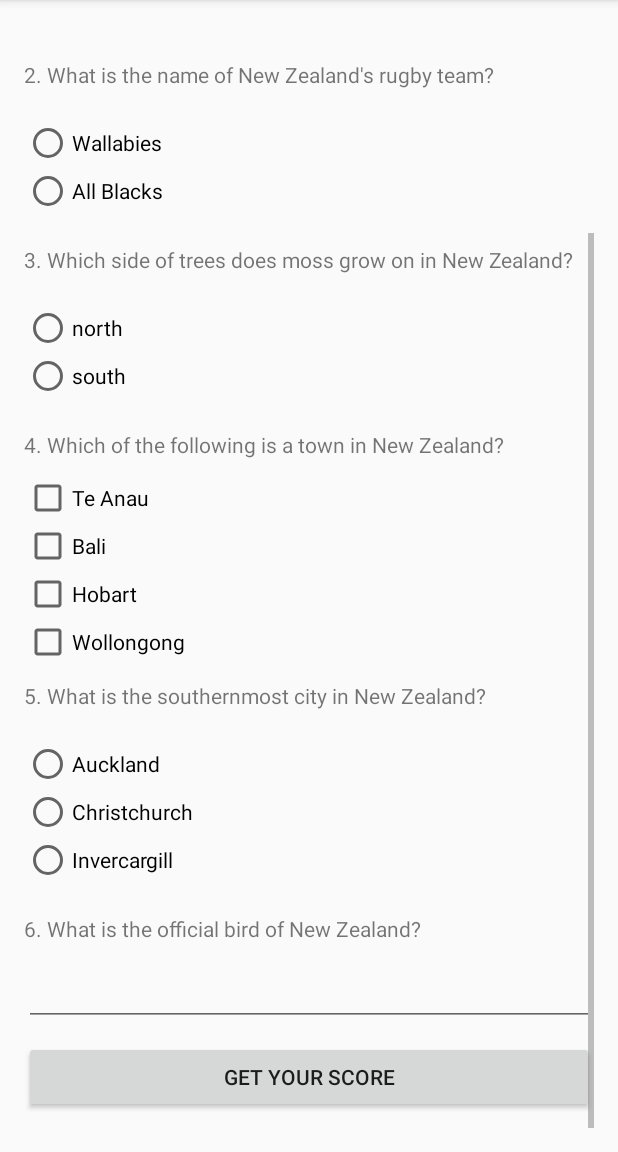
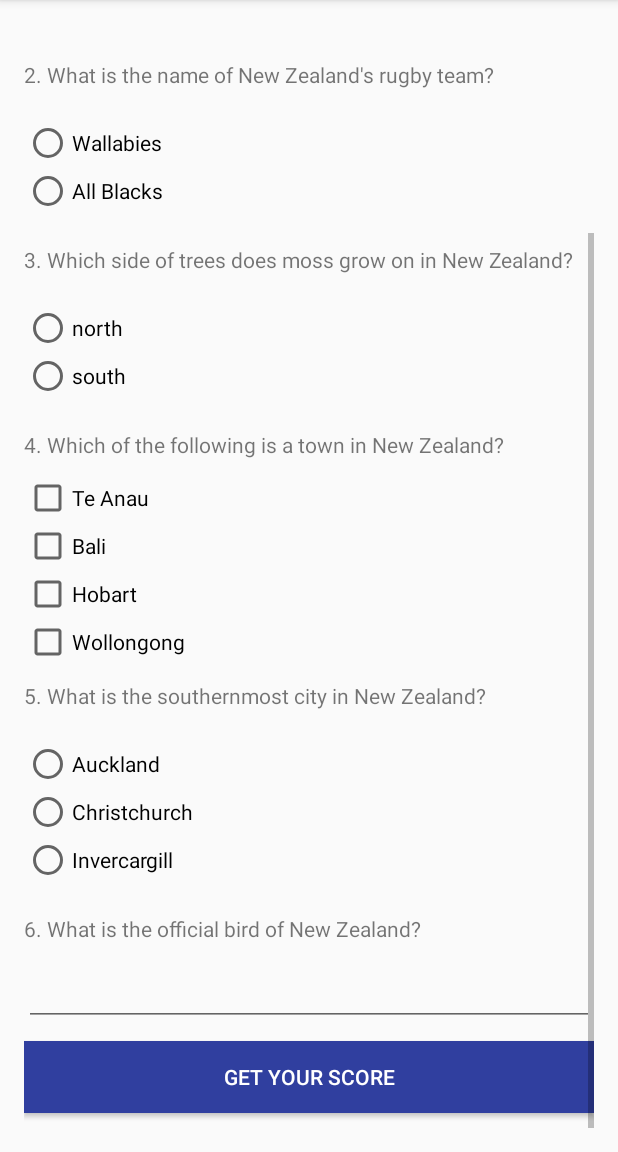
Before and after one commit to MelanieJae/Udacity-ABND-QuizApp, an Android app: the screen it shows after launch (MainActivity), scrolled down 195 dp, on a phone screen of 412 x 824 dp, the part 84-1236 px from its top. Run offline under Robolectric (Android 15) with nearby library versions, the phone set to English and light mode, and no system bars; our stand-ins replace ButterKnife.

```diff
--- a/app/src/main/java/com/example/melanieh/quizapp/MainActivity.java
+++ b/app/src/main/java/com/example/melanieh/quizapp/MainActivity.java
@@ -1,63 +1,87 @@
 package com.example.melanieh.quizapp;
 
+import android.content.Context;
 import android.os.Bundle;
 import android.support.v7.app.AppCompatActivity;
 import android.view.View;
+import android.view.inputmethod.InputMethodManager;
+import android.widget.Button;
 import android.widget.CheckBox;
+import android.widget.CompoundButton;
 import android.widget.EditText;
+import android.widget.RadioButton;
+import android.widget.RadioGroup;
+import android.widget.TextView;
 import android.widget.Toast;
+import android.widget.ToggleButton;
 
-public class MainActivity extends AppCompatActivity {
+import butterknife.BindView;
+import butterknife.ButterKnife;
+
+public class MainActivity extends AppCompatActivity{
 
     int score = 0;
     int answerQ1Id;
     int answerQ2Id;
     int answerQ3Id;
     int answerQ5Id;
+    @BindView(R.id.quizheading) TextView quizHeadingView;
+    @BindView(R.id.q1text) TextView q1TextView;
+    @BindView(R.id.q1radiobtns) RadioGroup q1BtnsRadioGroupView;
+    @BindView(R.id.q1ans1) RadioButton q1a1BtnView;
+    @BindView(R.id.q1ans2) RadioButton q1a2BtnView;
+    @BindView(R.id.q2text) TextView q2TextView;
+    @BindView(R.id.q2radiobtns) RadioGroup q2BtnsRadioGroupView;
+    @BindView(R.id.q2ans1) RadioButton q2a1BtnView;
+    @BindView(R.id.q2ans2) RadioButton q2a2BtnView;
+    @BindView(R.id.q3text) TextView q3TextView;
+    @BindView(R.id.q3radiobtns) RadioGroup q3BtnsRadioGroupView;
+    @BindView(R.id.q3ans1) RadioButton q3a1BtnView;
+    @BindView(R.id.q3ans2) RadioButton q3a2BtnView;
+    @BindView(R.id.q4text) TextView q4TextView;
+    @BindView(R.id.q4ans1) CheckBox box1;
+    @BindView(R.id.q4ans2) CheckBox box2;
+    @BindView(R.id.q4ans3) CheckBox box3;
+    @BindView(R.id.q4ans4) CheckBox box4;
+    @BindView(R.id.q5text) TextView q5TextView;
+    @BindView(R.id.q5radiobtns) RadioGroup q5BtnsRadioGroupView;
+    @BindView(R.id.q5ans1) RadioButton q5a1BtnView;
+    @BindView(R.id.q5ans2) RadioButton q5a2BtnView;
+    @BindView(R.id.q5ans3) RadioButton q5a3BtnView;
+    @BindView(R.id.q6ans) EditText q6AnsEditText;
+    @BindView(R.id.toggle_btn) Button scoreButton;
 
     @Override
     protected void onCreate(Bundle savedInstanceState) {
         super.onCreate(savedInstanceState);
-        setContentView(R.layout.activity_main);}
+        setContentView(R.layout.activity_main);
+        ButterKnife.bind(this);
+    }
 
-
-        public void recordChoiceQ1 (View view) {
-
+    public void recordChoiceQ1 (View view) {
             answerQ1Id = view.getId();
         }
 
-        public void recordChoiceQ2 (View view) {
-
+    public void recordChoiceQ2 (View view) {
             answerQ2Id = view.getId();
         }
-        public void recordChoiceQ3 (View view) {
-
+    public void recordChoiceQ3 (View view) {
             answerQ3Id = view.getId();
         }
 
-
-        public void recordChoiceQ5 (View view) {
-
+    public void recordChoiceQ5 (View view) {
             answerQ5Id = view.getId();
         }
 
-        public int incrementScore(int score) {
+    public int incrementScore(int score) {
             if (score <= 6) {
                 score = score + 1;
             }
             return score;
         }
 
-        public int decrementScore(int score) {
-            if (score > 0 ) {
-                score = score - 1;
-            }
-            return score;
-        }
-
     public void displayFinalScore(View view) {
-
-        int answerId = view.getId();
+        dismissKeyboard(q6AnsEditText);
         // grading logic for Qs 1-3 and 5 (radio button format)
         if (answerQ1Id == R.id.q1ans1) {
             score = incrementScore(score);
@@ -75,10 +99,6 @@ public class MainActivity extends AppCompatActivity {
 
         // grading logic for Q4 (checkbox format)
         // can only receive one point for the correct answer
-        CheckBox box1 = (CheckBox)findViewById(R.id.q4ans1);
-        CheckBox box2 = (CheckBox)findViewById(R.id.q4ans2);
-        CheckBox box3 = (CheckBox)findViewById(R.id.q4ans3);
-        CheckBox box4 = (CheckBox)findViewById(R.id.q4ans4);
 
         // The logic below requires that:
         // 1. all of the incorrect boxes not be checked in order to first increment
@@ -94,8 +114,7 @@ public class MainActivity extends AppCompatActivity {
         }
 
         // grading logic for Q6 (freeform text entry format)
-        EditText q6AnsTextView = (EditText) findViewById(R.id.q6ans);
-        String q6ans = q6AnsTextView.getText().toString();
+        String q6ans = q6AnsEditText.getText().toString();
         boolean q6AnsCheck = (q6ans.compareToIgnoreCase("kiwi") == 0);
 
         if (q6AnsCheck) {
@@ -104,6 +123,7 @@ public class MainActivity extends AppCompatActivity {
 
         CharSequence finalScoreText = "Your score is: " + score + " out of 6.";
         CharSequence finalScoreMsg;
+
         if (score >= 0 && score <= 3) {
             finalScoreMsg = finalScoreText;
         } else if (score > 3 && score <= 5) {
@@ -113,9 +133,35 @@ public class MainActivity extends AppCompatActivity {
                     + finalScoreText;
         }
 
-        Toast toast = Toast.makeText(this, finalScoreMsg, Toast.LENGTH_LONG);
-        toast.show();
+        Toast.makeText(this, finalScoreMsg, Toast.LENGTH_LONG).show();
         score = 0;
+        resetQuizForm();
+    }
 
+    private void resetQuizForm() {
+        dismissKeyboard(q6AnsEditText);
+        q1BtnsRadioGroupView.clearCheck();
+        q2BtnsRadioGroupView.clearCheck();
+        q3BtnsRadioGroupView.clearCheck();
+        q5BtnsRadioGroupView.clearCheck();
+        if (box1.isChecked()) {
+            box1.performClick();
+        }
+        if (box2.isChecked()) {
+            box2.performClick();
+        }
+        if (box3.isChecked()) {
+            box3.performClick();
+        }
+        if (box4.isChecked()) {
+            box4.performClick();
+        }
+        q6AnsEditText.setText("");
+//        onStop();
+    }
+
+    private void dismissKeyboard(EditText view) {
+        InputMethodManager imm = (InputMethodManager) getSystemService(Context.INPUT_METHOD_SERVICE);
+        imm.hideSoftInputFromWindow(view.getWindowToken(), 0);
     }
 }
--- a/app/src/main/res/layout/activity_main.xml
+++ b/app/src/main/res/layout/activity_main.xml
@@ -204,14 +204,14 @@
             android:clickable="true" />
 
         <Button
-            android:id="@+id/get_score_btn"
+            android:id="@+id/toggle_btn"
+            android:onClick="displayFinalScore"
+            android:background="@color/colorPrimaryDark"
+            android:textColor="@android:color/white"
             style="@style/QuestionText"
+            android:text="@string/get_score"
             android:layout_width="match_parent"
             android:layout_height="wrap_content"
-            android:layout_below="@id/q6ans"
-            android:onClick="displayFinalScore"
-            android:text="@string/get_score_btn" />
-
-
+            android:layout_below="@id/q6ans"/>
     </RelativeLayout>
 </ScrollView>
--- a/app/src/main/res/values/strings.xml
+++ b/app/src/main/res/values/strings.xml
@@ -23,5 +23,6 @@
     <string name="q5ans3label">Invercargill</string>
 
     <string name="get_score_btn">Get your score</string>
-
+    <string name="get_score">Get your score</string>
+    <string name="take_quiz_again">Take Quiz Again</string>
 </resources>
```
